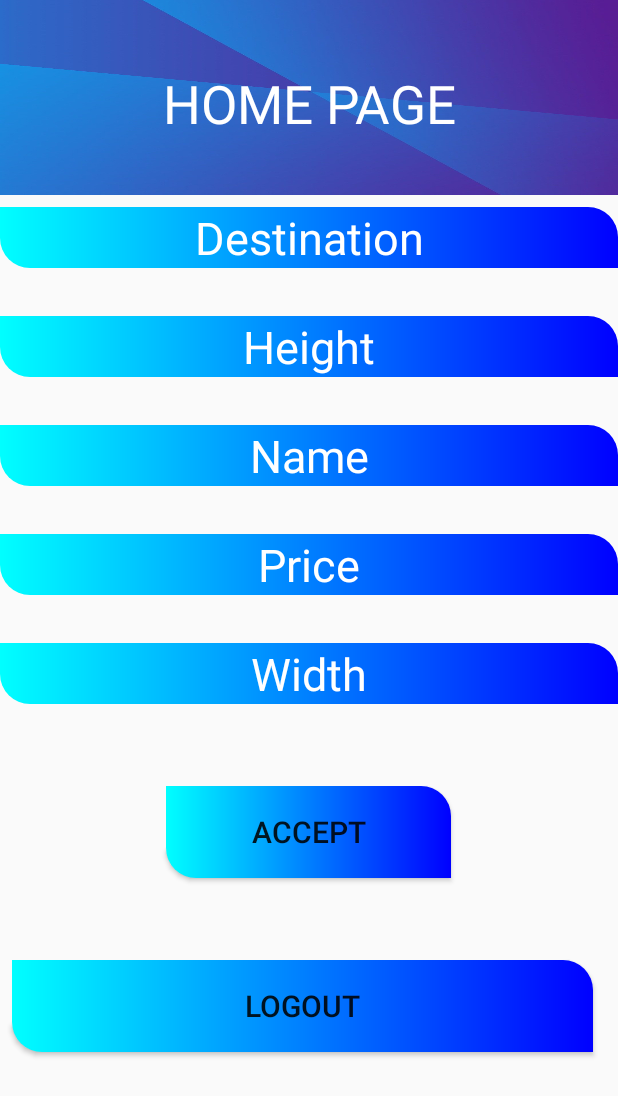
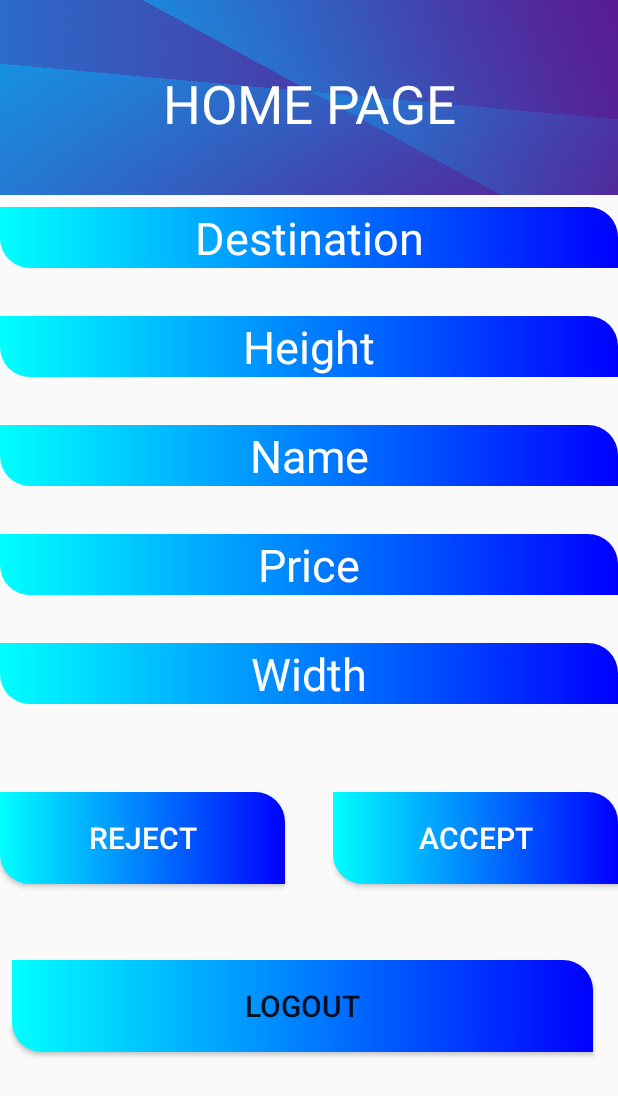
Before and after one commit to Preet021999/Registration12, an Android app: the driver_home screen opened directly, with no data from a screen before it, on a phone screen of 412 x 824 dp. Shown: the top 1096 px of the screen. Run offline under Robolectric (Android 15) with nearby library versions, the phone set to English and light mode, and no system bars; our stand-ins replace Firebase (no records; nobody signed in at launch, a user with empty details on screens opened directly).

Commit message:
Drive home UI changes

```diff
--- a/app/src/main/java/com/example/registration/driver_home.java
+++ b/app/src/main/java/com/example/registration/driver_home.java
@@ -24,7 +24,7 @@ import java.util.ArrayList;
 public class driver_home extends AppCompatActivity {
 
     TextView dest,height,width,del_price,name;
-    Button btnLogout,accept;
+    Button btnLogout,accept,reject;
 
 
     private SharedPreferences sharedPreferences;
@@ -67,6 +67,7 @@ public class driver_home extends AppCompatActivity {
        btnLogout=findViewById(R.id.BtnDriver_logout);
 
        accept=findViewById(R.id.accept);
+       reject=findViewById(R.id.reject);
         btnLogout.setOnClickListener(new View.OnClickListener() {
             @Override
             public void onClick(View view) {
@@ -76,6 +77,18 @@ public class driver_home extends AppCompatActivity {
                 openLogin();
 
 
+            }
+        });
+        reject.setOnClickListener(new View.OnClickListener() {
+            @Override
+            public void onClick(View v) {
+                dest.setVisibility(View.GONE);
+                height.setVisibility(View.GONE);
+                width.setVisibility(View.GONE);
+                del_price.setVisibility(View.GONE);
+                name.setVisibility(View.GONE);
+                accept.setVisibility(View.GONE);
+                reject.setVisibility(View.GONE);
             }
         });
     }
--- a/app/src/main/res/layout/activity_driver_home.xml
+++ b/app/src/main/res/layout/activity_driver_home.xml
@@ -28,6 +28,7 @@
         android:layout_height="wrap_content"
         android:layout_marginTop="8dp"
         android:textSize="30dp"
+        android:visibility="visible"
         android:id="@+id/dest"
         android:text="Destination"
         android:gravity="center"
@@ -46,6 +47,7 @@
         android:textSize="30dp"
         android:id="@+id/width"
         android:text="Width"
+        android:visibility="visible"
         android:background="@drawable/txt_back"
         android:gravity="center"
         android:textColor="@color/colorWhite"
@@ -60,6 +62,7 @@
         android:layout_height="wrap_content"
         android:layout_marginTop="32dp"
         android:textSize="30dp"
+        android:visibility="visible"
         android:id="@+id/del_price"
         android:text="Price"
         android:gravity="center"
@@ -74,6 +77,7 @@
         android:layout_width="match_parent"
         android:layout_height="wrap_content"
         android:layout_marginTop="32dp"
+        android:visibility="visible"
         android:textSize="30dp"
         android:gravity="center"
         android:textColor="@color/colorWhite"
@@ -89,6 +93,7 @@
         android:layout_width="match_parent"
         android:layout_height="wrap_content"
         android:layout_marginTop="32dp"
+        android:visibility="visible"
         android:textSize="30dp"
         android:id="@+id/name"
         android:text="Name"
@@ -117,13 +122,27 @@
         android:id="@+id/accept"
         android:layout_width="190dp"
         android:layout_height="61dp"
-        android:layout_marginTop="524dp"
+        android:layout_marginTop="528dp"
         android:background="@drawable/txt_back"
         android:text="Accept"
-
+        android:textColor="@color/colorWhite"
         android:textSize="20dp"
         app:layout_constraintEnd_toEndOf="parent"
-        app:layout_constraintHorizontal_bias="0.497"
+        app:layout_constraintHorizontal_bias="1.0"
+        app:layout_constraintStart_toStartOf="parent"
+        app:layout_constraintTop_toTopOf="@id/textView9" />
+
+    <Button
+        android:id="@+id/reject"
+        android:layout_width="190dp"
+        android:layout_height="61dp"
+        android:layout_marginTop="528dp"
+        android:background="@drawable/txt_back"
+        android:text="Reject"
+        android:textColor="@color/colorWhite"
+        android:textSize="20dp"
+        app:layout_constraintEnd_toEndOf="parent"
+        app:layout_constraintHorizontal_bias="0.0"
         app:layout_constraintStart_toStartOf="parent"
         app:layout_constraintTop_toTopOf="@id/textView9" />
 
```
